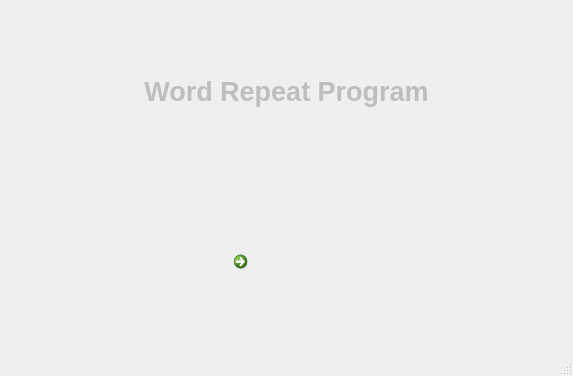
This is WRP_Start.ui in zinzin68/WRP as Qt 5 draws it before an edit. The edited form follows.
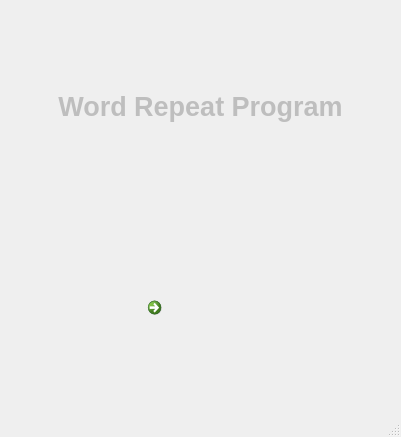
This is the edited form. Icons and pictures are not drawn.

What changed in the file:
```diff
--- a/WRP_Start.ui
+++ b/WRP_Start.ui
@@ -6,8 +6,8 @@
    <rect>
     <x>0</x>
     <y>0</y>
-    <width>573</width>
-    <height>376</height>
+    <width>401</width>
+    <height>437</height>
    </rect>
   </property>
   <property name="mouseTracking">
@@ -23,6 +23,9 @@
   <property name="whatsThis">
    <string/>
   </property>
+  <property name="styleSheet">
+   <string notr="true">background-image: url(:/back/images/bgcolor.png);</string>
+  </property>
   <widget class="QWidget" name="centralwidget">
    <layout class="QGridLayout" name="gridLayout">
     <item row="0" column="0">
@@ -31,7 +34,7 @@
        <bool>false</bool>
       </property>
       <property name="autoFillBackground">
-       <bool>true</bool>
+       <bool>false</bool>
       </property>
       <property name="text">
        <string>&lt;html&gt;&lt;head/&gt;&lt;body&gt;&lt;p align=&quot;center&quot;&gt;&lt;span style=&quot; font-size:20pt; font-weight:700;&quot;&gt;Word Repeat Program&lt;/span&gt;&lt;/p&gt;&lt;/body&gt;&lt;/html&gt;</string>
@@ -79,6 +82,9 @@
       <property name="layoutDirection">
        <enum>Qt::LeftToRight</enum>
       </property>
+      <property name="autoFillBackground">
+       <bool>false</bool>
+      </property>
       <property name="styleSheet">
        <string notr="true"/>
       </property>
```
